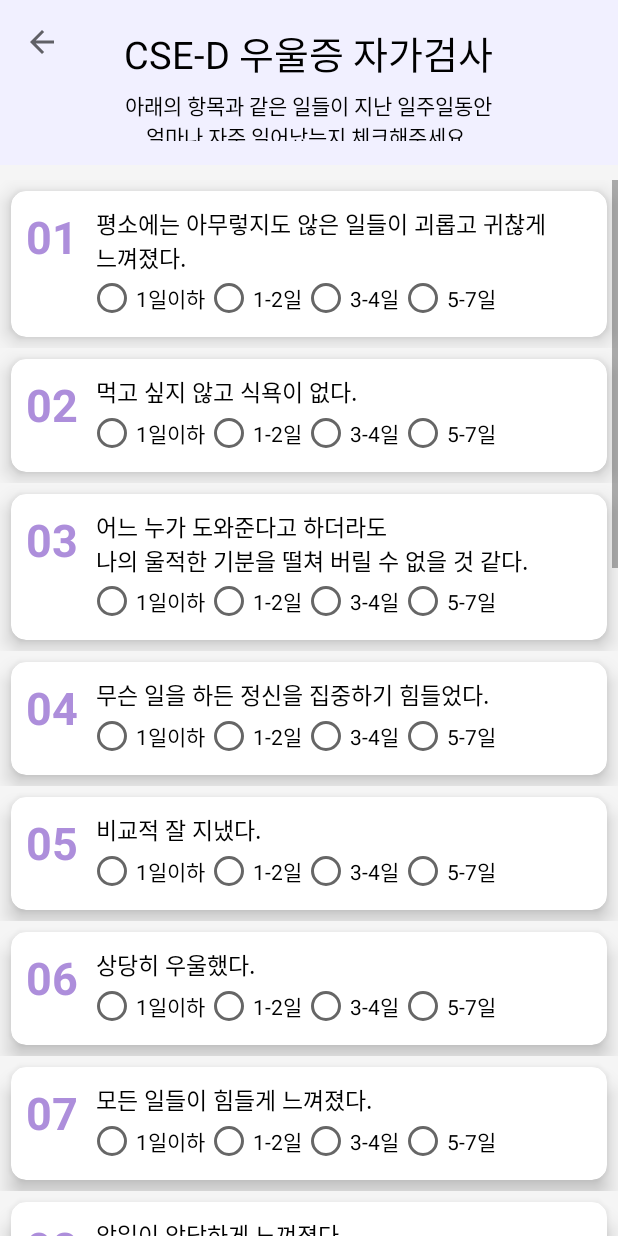
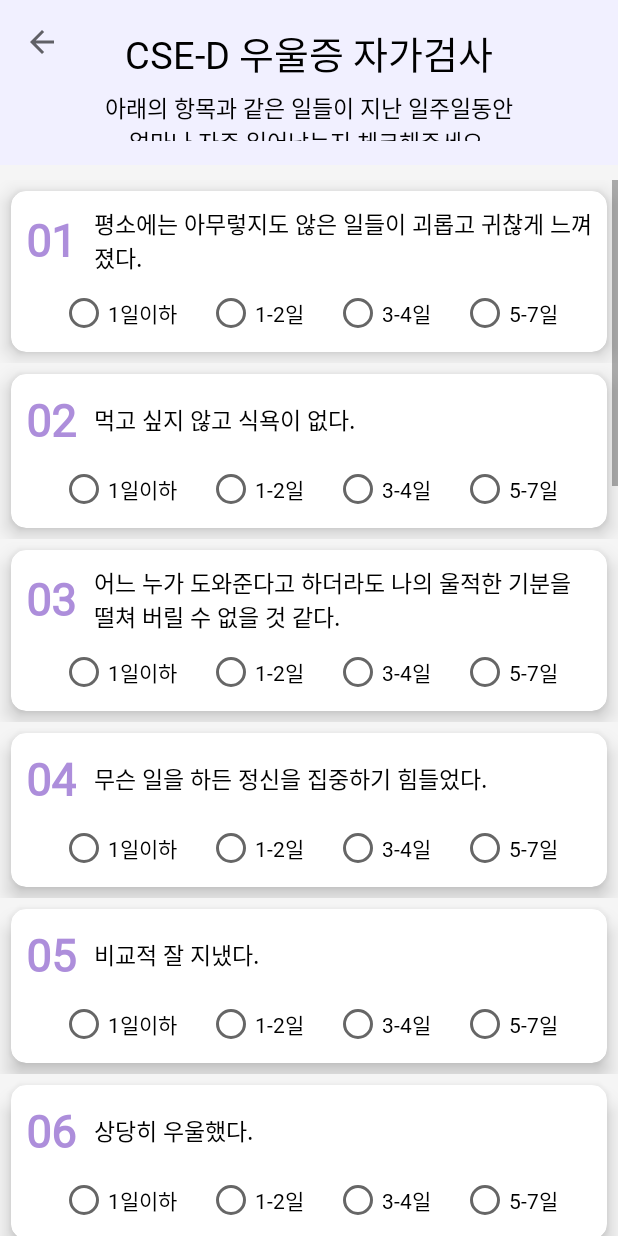
Before and after one commit to Midstart/Midstart_repo, an Android app: the CESActivity screen opened directly, with no data from a screen before it, on a phone screen of 412 x 824 dp. Run offline under Robolectric (Android 15) with nearby library versions, the phone set to English and light mode, and no system bars.

Commit message:
우울증 검사 수정

```diff
--- a/app/src/main/java/com/example/midstart/CESActivity.java
+++ b/app/src/main/java/com/example/midstart/CESActivity.java
@@ -35,9 +35,9 @@ public class CESActivity extends AppCompatActivity {
 
         //질문 리스트 20개
         String [] quesList={
-                "평소에는 아무렇지도 않은 일들이 괴롭고 귀찮게\n느껴졌다.",
+                "평소에는 아무렇지도 않은 일들이 괴롭고 귀찮게 느껴졌다.",
                 "먹고 싶지 않고 식욕이 없다.",
-                "어느 누가 도와준다고 하더라도\n나의 울적한 기분을 떨쳐 버릴 수 없을 것 같다.",
+                "어느 누가 도와준다고 하더라도 나의 울적한 기분을 떨쳐 버릴 수 없을 것 같다.",
                 "무슨 일을 하든 정신을 집중하기 힘들었다.",
                 "비교적 잘 지냈다.",
                 "상당히 우울했다.",
--- a/app/src/main/res/drawable/customborder.xml
+++ b/app/src/main/res/drawable/customborder.xml
@@ -1,6 +1,6 @@
 <?xml version="1.0" encoding="utf-8"?>
 <shape xmlns:android="http://schemas.android.com/apk/res/android" android:shape="rectangle">
     <corners android:radius="20dp"/>
-    <solid android:color="#80E6E6E6"/>
+    <solid android:color="#D9EAEAEA"/>
 
 </shape>
--- a/app/src/main/res/layout/activity_cesactivity.xml
+++ b/app/src/main/res/layout/activity_cesactivity.xml
@@ -27,6 +27,7 @@
 
         <TextView
             android:id="@+id/title"
+            android:fontFamily="@font/cafe24oneprettynight"
             android:layout_width="wrap_content"
             android:layout_height="wrap_content"
             android:layout_centerHorizontal="true"
@@ -36,6 +37,7 @@
 
         <TextView
             android:id="@+id/description"
+            android:fontFamily="@font/cafe24oneprettynight"
             android:layout_width="wrap_content"
             android:layout_height="wrap_content"
             android:layout_below="@+id/title"
@@ -44,7 +46,7 @@
             android:text="아래의 항목과 같은 일들이 지난 일주일동안\n얼마나 자주 일어났는지 체크해주세요."
             android:textColor="@color/black"
             android:gravity="center"
-            android:textSize="14dp"
+            android:textSize="15dp"
             app:layout_constraintTop_toBottomOf="@+id/title" />
 
     </RelativeLayout>
--- a/app/src/main/res/layout/test_ques.xml
+++ b/app/src/main/res/layout/test_ques.xml
@@ -30,68 +30,81 @@
 
             >
 
+            <LinearLayout
+                android:id="@+id/ques_container"
+                android:layout_width="match_parent"
+                android:layout_height="wrap_content"
+                android:orientation="horizontal"
+                app:layout_constraintStart_toStartOf="parent"
+                app:layout_constraintTop_toTopOf="parent"
+                android:gravity="center_vertical">
+
                 <TextView
                     android:id="@+id/questionNum"
                     android:layout_width="wrap_content"
                     android:layout_height="wrap_content"
+                    android:fontFamily="@font/cafe24oneprettynight"
                     android:gravity="center"
                     android:text="01"
                     android:textColor="#AD8EDB"
                     android:textSize="30dp"
-
-                android:textStyle="bold"
-
-
-                app:layout_constraintStart_toStartOf="parent"
-                app:layout_constraintTop_toTopOf="parent" />
+                    android:textStyle="bold" />
 
                 <TextView
                     android:id="@+id/ques"
                     android:layout_width="wrap_content"
                     android:layout_height="wrap_content"
+                    android:layout_marginLeft="12dp"
+                    android:fontFamily="@font/cafe24oneprettynight"
                     android:text="매일 우울하다."
                     android:textColor="@color/black"
-                android:textSize="15dp"
-                android:layout_marginLeft="12dp"
+                    android:textSize="15dp"></TextView>
+            </LinearLayout>
 
 
 
-                app:layout_constraintStart_toEndOf="@+id/questionNum"
-                app:layout_constraintTop_toTopOf="parent"></TextView>
-
             <RadioGroup
                 android:id="@+id/ques_radio_group"
-                android:layout_width="330dp"
+                android:layout_width="match_parent"
                 android:layout_height="wrap_content"
+                android:layout_marginVertical="10dp"
+
                 android:orientation="horizontal"
-
+                android:gravity="center"
                 app:layout_constraintEnd_toEndOf="parent"
-
-                app:layout_constraintStart_toEndOf="@+id/questionNum"
-                app:layout_constraintTop_toBottomOf="@+id/ques">
+                app:layout_constraintStart_toStartOf="parent"
+                app:layout_constraintTop_toBottomOf="@+id/ques_container">
 
                 <RadioButton
                     android:id="@+id/A"
                     android:layout_width="wrap_content"
                     android:layout_height="wrap_content"
+                    android:layout_marginHorizontal="10dp"
+                    android:fontFamily="@font/cafe24oneprettynight"
                     android:text="1일이하" />
 
                 <RadioButton
                     android:id="@+id/B"
                     android:layout_width="wrap_content"
                     android:layout_height="wrap_content"
+                    android:layout_marginHorizontal="10dp"
+                    android:fontFamily="@font/cafe24oneprettynight"
                     android:text="1-2일" />
 
                 <RadioButton
                     android:id="@+id/C"
                     android:layout_width="wrap_content"
                     android:layout_height="wrap_content"
+                    android:layout_marginHorizontal="10dp"
+                    android:fontFamily="@font/cafe24oneprettynight"
                     android:text="3-4일" />
 
                 <RadioButton
                     android:id="@+id/D"
                     android:layout_width="wrap_content"
                     android:layout_height="wrap_content"
+                    android:layout_marginHorizontal="10dp"
+                    android:fontFamily="@font/cafe24oneprettynight"
                     android:text="5-7일" />
 
             </RadioGroup>
```
Lines whose indentation alone changed are shown as unchanged.
